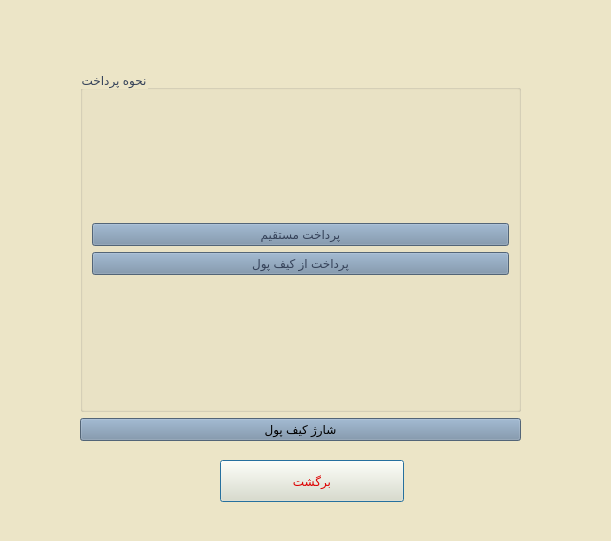
Before: the Qt Designer form Project_Ap/choosepay.ui in AP-projects-4001/metagoofill, drawn with Qt 5.
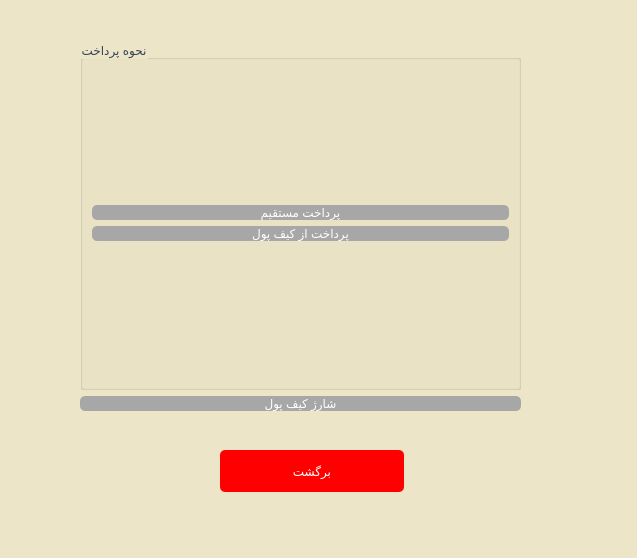
After: the same form once the commit is applied.

Diff of the .ui file:
```diff
--- a/Project_Ap/choosepay.ui
+++ b/Project_Ap/choosepay.ui
@@ -6,8 +6,8 @@
    <rect>
     <x>0</x>
     <y>0</y>
-    <width>611</width>
-    <height>541</height>
+    <width>637</width>
+    <height>558</height>
    </rect>
   </property>
   <property name="windowTitle">
@@ -21,24 +21,30 @@
    <property name="geometry">
     <rect>
      <x>220</x>
-     <y>460</y>
+     <y>450</y>
      <width>184</width>
      <height>42</height>
     </rect>
    </property>
    <property name="styleSheet">
-    <string notr="true">color: rgb(221, 0, 0);
-font: 16pt &quot;MS Shell Dlg 2&quot;;</string>
+    <string notr="true">QPushButton#pushButton_refuse {
+padding-left: 20px;
+padding-right: 20px;
+font: 22pt &quot;MS Shell Dlg 2&quot;;
+border-radius: 5px;
+	background-color: red;
+color: #fefefe;
+}</string>
    </property>
    <property name="text">
     <string>برگشت</string>
    </property>
   </widget>
-  <widget class="QWidget" name="">
+  <widget class="QWidget" name="layoutWidget">
    <property name="geometry">
     <rect>
      <x>80</x>
-     <y>70</y>
+     <y>40</y>
      <width>441</width>
      <height>371</height>
     </rect>
@@ -59,9 +65,14 @@
          <item>
           <widget class="QPushButton" name="pushButton_difectpay">
            <property name="styleSheet">
-            <string notr="true">font: 12pt &quot;Lalezar&quot;;
-background-color: rgb(116, 141, 166);
-</string>
+            <string notr="true">QPushButton#pushButton_difectpay {
+padding-left: 20px;
+padding-right: 20px;
+font: 22pt &quot;MS Shell Dlg 2&quot;;
+border-radius: 5px;
+	background-color: rgb(167, 167, 167);
+color: #fefefe;
+}</string>
            </property>
            <property name="text">
             <string>پرداخت مستقیم</string>
@@ -71,9 +82,14 @@
          <item>
           <widget class="QPushButton" name="pushButton_wallet">
            <property name="styleSheet">
-            <string notr="true">font: 12pt &quot;Lalezar&quot;;
-background-color: rgb(116, 141, 166);
-</string>
+            <string notr="true">QPushButton#pushButton_wallet {
+padding-left: 20px;
+padding-right: 20px;
+font: 22pt &quot;MS Shell Dlg 2&quot;;
+border-radius: 5px;
+	background-color: rgb(167, 167, 167);
+color: #fefefe;
+}</string>
            </property>
            <property name="text">
             <string>پرداخت از کیف پول</string>
@@ -88,9 +104,14 @@
     <item>
      <widget class="QPushButton" name="pushButton_wallet_2">
       <property name="styleSheet">
-       <string notr="true">font: 12pt &quot;Lalezar&quot;;
-background-color: rgb(116, 141, 166);
-</string>
+       <string notr="true">QPushButton#pushButton_wallet_2 {
+padding-left: 20px;
+padding-right: 20px;
+font: 22pt &quot;MS Shell Dlg 2&quot;;
+border-radius: 5px;
+	background-color: rgb(167, 167, 167);
+color: #fefefe;
+}</string>
       </property>
       <property name="text">
        <string>شارژ کیف پول</string>
```
